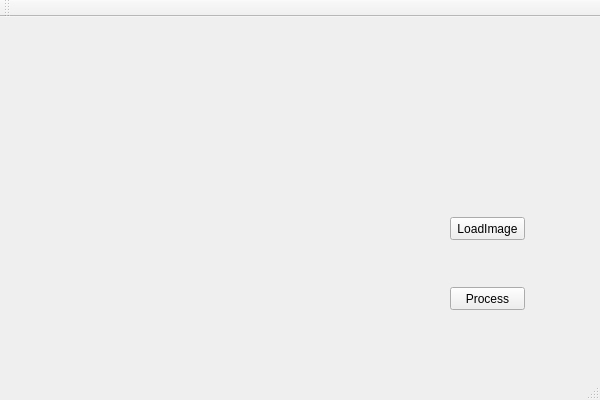
Before: the Qt Designer form opencv_Qt/opencv_qt.ui in heroinlin/Qt_opencv, drawn with Qt 5.
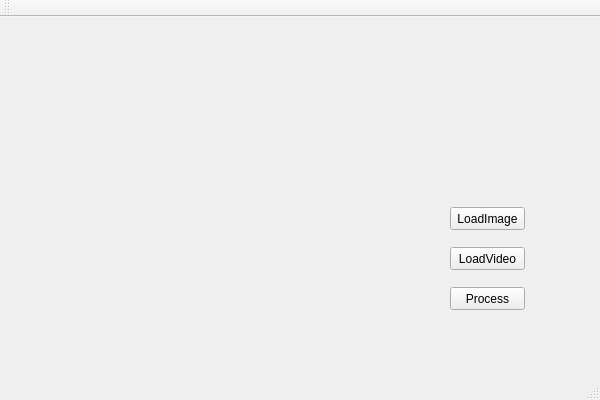
After: the same form once the commit is applied.

The edit to the form file:
```diff
--- a/opencv_Qt/opencv_qt.ui
+++ b/opencv_Qt/opencv_qt.ui
@@ -18,7 +18,7 @@
     <property name="geometry">
      <rect>
       <x>450</x>
-      <y>200</y>
+      <y>190</y>
       <width>75</width>
       <height>23</height>
      </rect>
@@ -40,6 +40,19 @@
      <string>Process</string>
     </property>
    </widget>
+   <widget class="QPushButton" name="pushButton_3">
+    <property name="geometry">
+     <rect>
+      <x>450</x>
+      <y>230</y>
+      <width>75</width>
+      <height>23</height>
+     </rect>
+    </property>
+    <property name="text">
+     <string>LoadVideo</string>
+    </property>
+   </widget>
   </widget>
   <widget class="QMenuBar" name="menuBar">
    <property name="geometry">
```
Left out of the diff: 2 changed lines with no effect on the pictures.
